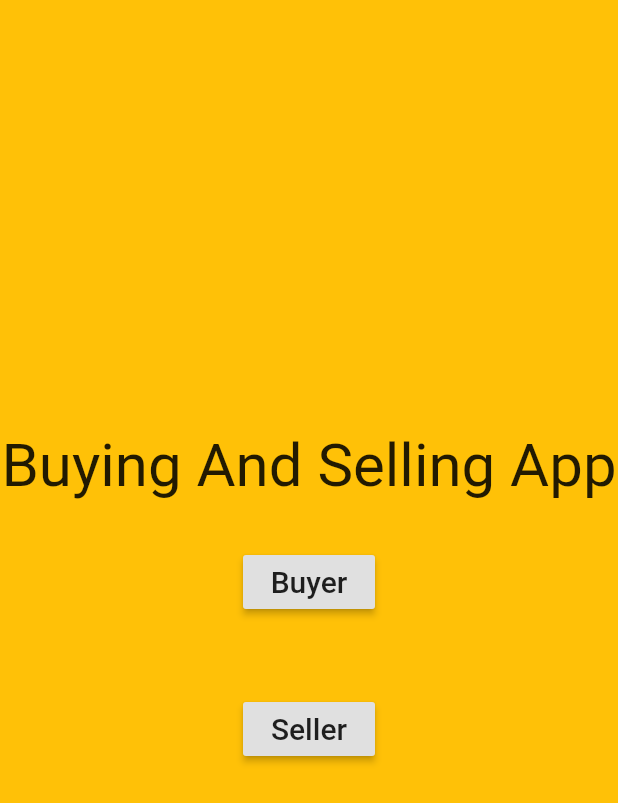
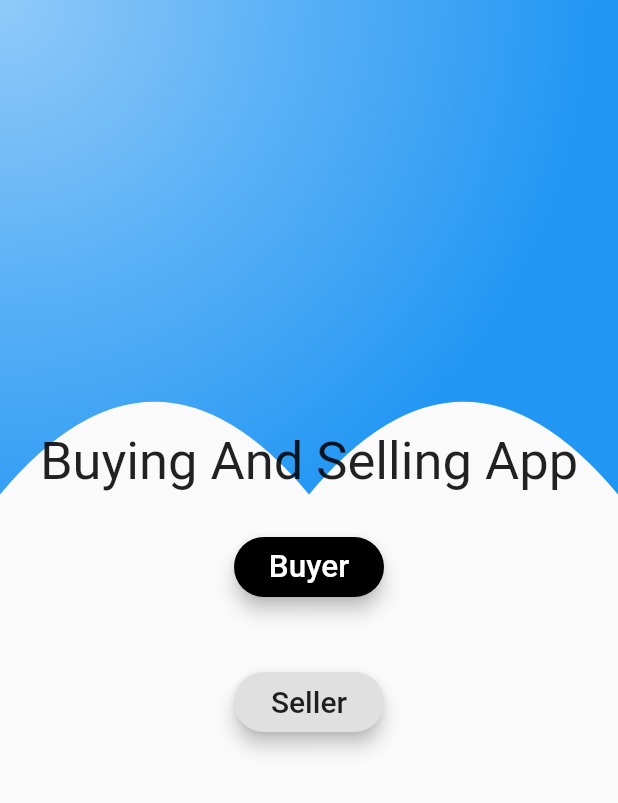
Before and after one commit to MARTIANSID/dbms-project, a Flutter app: the screen it shows after launch, on a phone screen of 412 x 824 dp. Shown: the top 803 px of the screen. Run offline on Flutter 3.47's test engine with Material 2 defaults, Android fonts, the phone set to English and light mode, and no system bars.

Commit message:
designing

```diff
--- a/client/lib/screens/chekuser.dart
+++ b/client/lib/screens/chekuser.dart
@@ -13,39 +13,64 @@ class _CheckUserState extends State<CheckUser> {
   Widget build(BuildContext context) {
     return Center(
       child: Scaffold(
-        backgroundColor: Colors.amber,
-        body: Center(
+        body: CustomPaint(
+          painter: MyPainter(),
+          child: Center(
             child: Container(
               height: 250,
               child: Column(
                 children: [
                   Text(
                     "Buying And Selling App",
-                  style: TextStyle(fontSize: 40),
+                    style: TextStyle(fontSize: 35),
                   ),
                   SizedBox(
                     height: 30,
                   ),
-                RaisedButton(
+                  Container(
+                    height: 40,
+                    width: 100,
+                    child: RaisedButton(
+                        splashColor: Colors.white,
+                        color: Colors.black,
+                        elevation: 5,
+                        shape: RoundedRectangleBorder(
+                          borderRadius: BorderRadius.circular(40),
+                        ),
                         onPressed: () {
-                      Navigator.push(context,
-                          MaterialPageRoute(builder: (context) => AllShops()));
+                          Navigator.push(
+                              context,
+                              MaterialPageRoute(
+                                  builder: (context) => AllShops()));
                         },
                         child: Text(
                           "Buyer",
-                      style: TextStyle(fontSize: 20),
+                          style: TextStyle(fontSize: 21, color: Colors.white),
                         )),
+                  ),
                   SizedBox(
                     height: 50,
                   ),
-                RaisedButton(
+                  Container(
+                    height: 40,
+                    width: 100,
+                    child: RaisedButton(
+                      elevation: 5,
+                      shape: RoundedRectangleBorder(
+                        borderRadius: BorderRadius.circular(40),
+                      ),
                       onPressed: () {
-                    Navigator.push(context,
-                        MaterialPageRoute(builder: (context) => SellerLogin()));
+                        Navigator.push(
+                          context,
+                          MaterialPageRoute(
+                            builder: (context) => SellerLogin(),
+                          ),
+                        );
                       },
                       child: Text(
                         "Seller",
                         style: TextStyle(fontSize: 20),
+                      ),
                     ),
                   )
                 ],
@@ -53,6 +78,44 @@ class _CheckUserState extends State<CheckUser> {
             ),
           ),
         ),
+      ),
     );
   }
 }
+
+class MyPainter extends CustomPainter {
+  @override
+  void paint(Canvas canvas, Size size) {
+    Paint sastaDesign = Paint()..color = Colors.amber;
+
+    Paint sidBhaagGaya = Paint()
+      ..shader = RadialGradient(
+        colors: [
+          Colors.blue[200],
+          Colors.blue,
+        ],
+      ).createShader(Rect.fromCircle(
+        center: Offset(0, 0),
+        radius: 400,
+      ));
+
+    Path myPath = Path()
+      ..moveTo(0, 0)
+      ..lineTo(0, size.height / 2.5)
+      ..quadraticBezierTo(
+          size.width / 4, size.height / 4, size.width / 2, size.height / 2.5)
+      ..quadraticBezierTo(size.width / 4 + size.width / 2, size.height / 4,
+          size.width, size.height / 2.5)
+      ..lineTo(size.width, size.height / 2.5)
+      ..lineTo(size.width, 0);
+
+    canvas.drawPath(myPath, sidBhaagGaya);
+  }
+
+  @override
+  bool shouldRepaint(covariant CustomPainter oldDelegate) {
+    return true;
+  }
+}
+
+//  ..shader = LinearGradient(colors: [Colors.red]).createShader(Rect.fromPoints(Offset(0,0), Offset(size.width,size.height/2.5));
```
Lines whose indentation alone changed are shown as unchanged.
